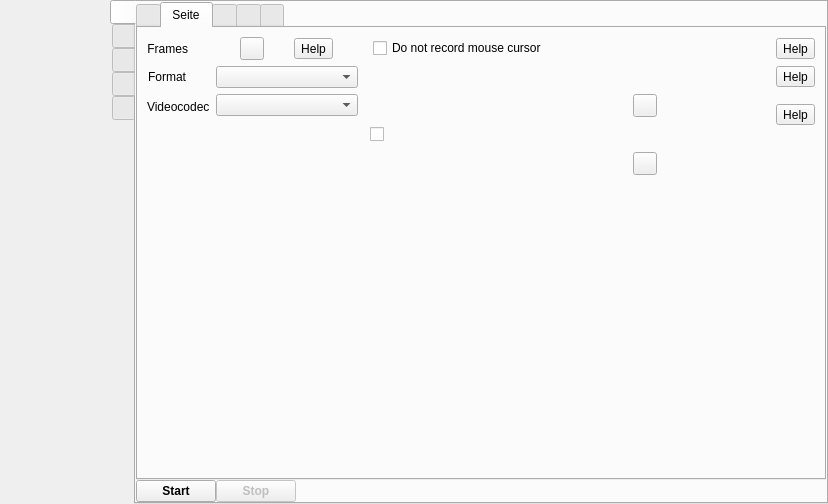
Before: the Qt Designer form src/wayland/formMainWindow_wl.ui in vkohaupt/vokoscreenNG, drawn with Qt 5.
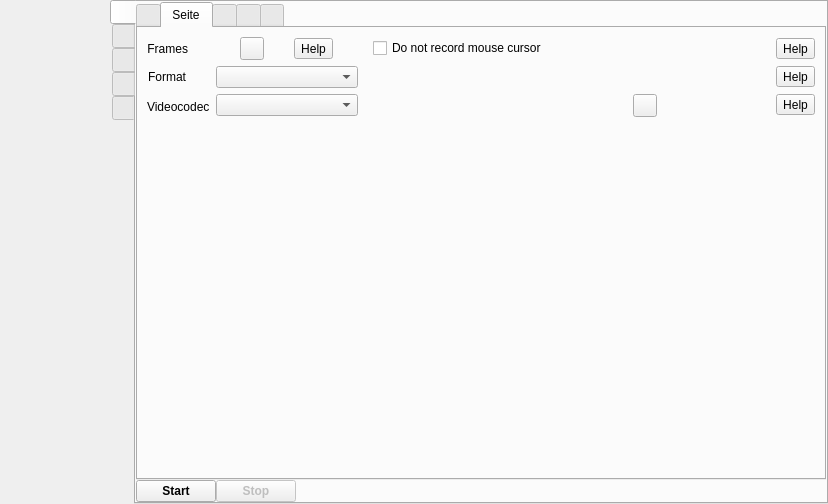
After: the same form once the commit is applied. The open tabs and pages were chosen to show the change. Icons and pictures are not drawn.

What changed in the file:
```diff
--- a/src/wayland/formMainWindow_wl.ui
+++ b/src/wayland/formMainWindow_wl.ui
@@ -1011,7 +1011,7 @@
                      <property name="frameShadow">
                       <enum>QFrame::Raised</enum>
                      </property>
-                     <layout class="QVBoxLayout" name="verticalLayout_15" stretch="0,0,0">
+                     <layout class="QVBoxLayout" name="verticalLayout_15" stretch="0">
                       <property name="spacing">
                        <number>10</number>
                       </property>
@@ -1091,98 +1091,6 @@
                         </layout>
                        </widget>
                       </item>
-                      <item>
-                       <widget class="QFrame" name="frameVideoCodecGIF">
-                        <property name="frameShape">
-                         <enum>QFrame::NoFrame</enum>
-                        </property>
-                        <layout class="QHBoxLayout" name="horizontalLayout_62">
-                         <property name="spacing">
-                          <number>6</number>
-                         </property>
-                         <property name="leftMargin">
-                          <number>6</number>
-                         </property>
-                         <property name="topMargin">
-                          <number>0</number>
-                         </property>
-                         <property name="rightMargin">
-                          <number>6</number>
-                         </property>
-                         <property name="bottomMargin">
-                          <number>0</number>
-                         </property>
-                         <item alignment="Qt::AlignTop">
-                          <widget class="QCheckBox" name="checkBoxGifLoop">
-                           <property name="text">
-                            <string notr="true"/>
-                           </property>
-                           <property name="icon">
-                            <iconset resource="../screencast.qrc">
-                             <normaloff>:/pictures/screencast/loop.png</normaloff>:/pictures/screencast/loop.png</iconset>
-                           </property>
-                           <property name="iconSize">
-                            <size>
-                             <width>32</width>
-                             <height>32</height>
-                            </size>
-                           </property>
-                          </widget>
-                         </item>
-                        </layout>
-                       </widget>
-                      </item>
-                      <item alignment="Qt::AlignTop">
-                       <widget class="QFrame" name="frameVideoCodecVp8">
-                        <property name="frameShape">
-                         <enum>QFrame::NoFrame</enum>
-                        </property>
-                        <layout class="QHBoxLayout" name="horizontalLayout_vp8">
-                         <property name="topMargin">
-                          <number>0</number>
-                         </property>
-                         <property name="rightMargin">
-                          <number>0</number>
-                         </property>
-                         <property name="bottomMargin">
-                          <number>0</number>
-                         </property>
-                         <item alignment="Qt::AlignVCenter">
-                          <widget class="QLabel" name="label_37">
-                           <property name="maximumSize">
-                            <size>
-                             <width>28</width>
-                             <height>28</height>
-                            </size>
-                           </property>
-                           <property name="text">
-                            <string notr="true"/>
-                           </property>
-                           <property name="pixmap">
-                            <pixmap resource="../screencast.qrc">:/pictures/screencast/compress.png</pixmap>
-                           </property>
-                           <property name="scaledContents">
-                            <bool>true</bool>
-                           </property>
-                          </widget>
-                         </item>
-                         <item alignment="Qt::AlignVCenter">
-                          <widget class="QToolButton" name="toolButtonVP8Reset">
-                           <property name="toolTip">
-                            <string>Reset</string>
-                           </property>
-                           <property name="text">
-                            <string notr="true"/>
-                           </property>
-                           <property name="icon">
-                            <iconset resource="../screencast.qrc">
-                             <normaloff>:/pictures/screencast/undo.png</normaloff>:/pictures/screencast/undo.png</iconset>
-                           </property>
-                          </widget>
-                         </item>
-                        </layout>
-                       </widget>
-                      </item>
                      </layout>
                     </widget>
                    </item>
```
Left out of the diff: 4 changed lines with no effect on the pictures.
